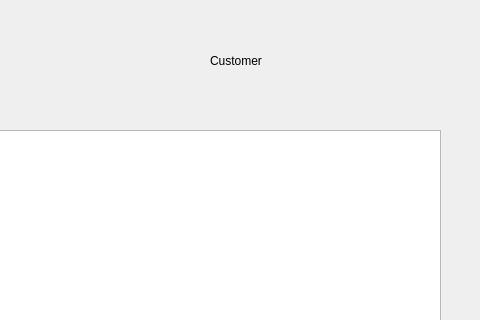
JansQ-75/Riihimaatti, file bank-automat/transactions.ui: the form before one commit; both pictures show x 320 to 800 and y 0 to 320 of the 800 by 480 pixel window.
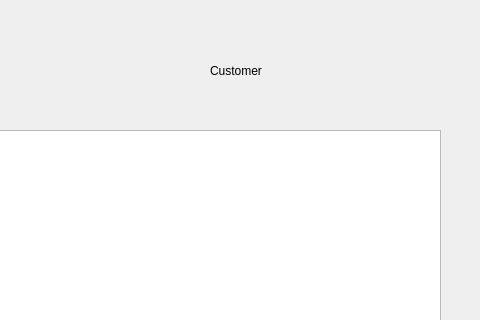
The form after the commit.

```diff
--- a/bank-automat/transactions.ui
+++ b/bank-automat/transactions.ui
@@ -69,7 +69,7 @@
    <property name="geometry">
     <rect>
      <x>530</x>
-     <y>20</y>
+     <y>30</y>
      <width>181</width>
      <height>81</height>
     </rect>
```
